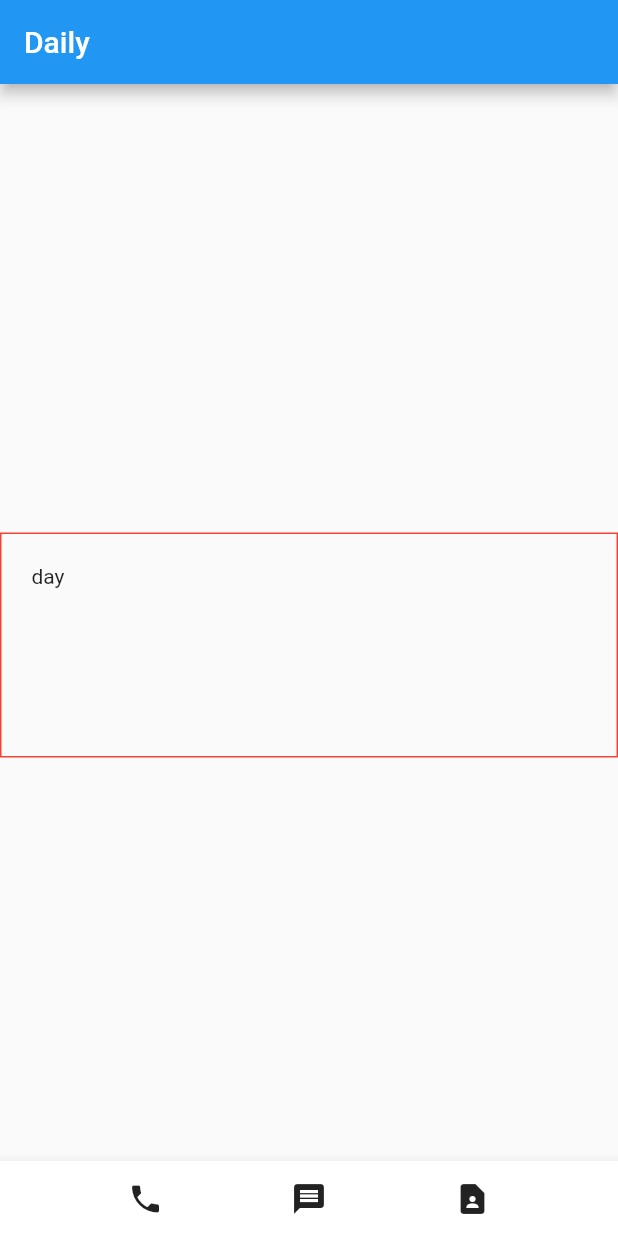
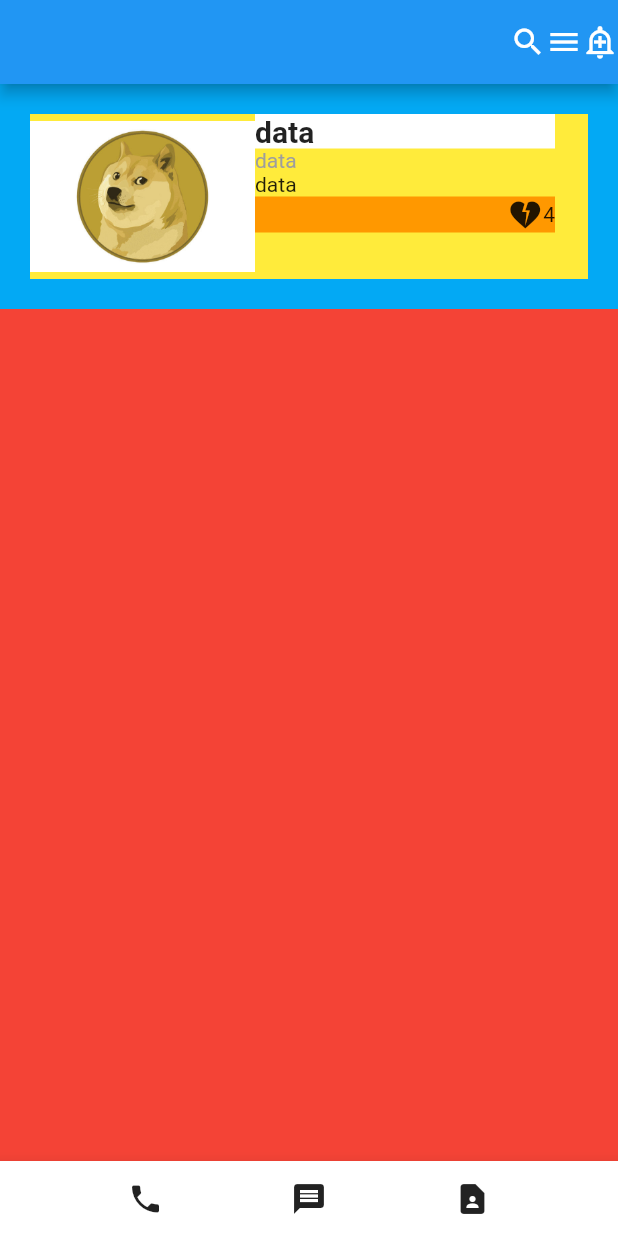
Before and after one commit to pensieve92/flutter.basic, a Flutter app: the screen it shows after launch, on a phone screen of 412 x 824 dp. Run offline on Flutter 3.47's test engine with Material 2 defaults, Android fonts, the phone set to English and light mode, and no system bars.

```diff
--- a/lib/main.dart
+++ b/lib/main.dart
@@ -10,31 +10,88 @@ class MyApp extends StatelessWidget {
   @override
   Widget build(BuildContext context) {
     return MaterialApp(
-      // home:Text('안녕')
-      // home:Icon(Icons.star)
-      // home:Image.asset('assets/dogi.jpg')
-      // home: Center(
-      //   child: Container( width: 50, height: 10, color: Colors.greenAccent),
-      // )
         home: Scaffold(
       appBar: AppBar(
-          title: Text('Daily'),
+        // leading: DropdownButton(
+        //   value: _seletected,
+        //   items: ['test', 'test1'],
+        // ),
+        actions: [
+          Icon(Icons.search),
+          Icon(Icons.menu),
+          Icon(Icons.add_alert_outlined)
+        ],
       ),
-        body: Align(
+      body: Container(
+        color: Colors.red,
+        alignment: Alignment.topCenter,
+        child: Container(
+            color: Colors.lightBlue,
+            padding: EdgeInsets.all(20),
+            child: Container(
+              color: Colors.yellow,
+              height: 110,
+              alignment: Alignment.topLeft,
+              child: Row(
+                children: [
+                  Column(
+                    mainAxisAlignment: MainAxisAlignment.center,
+                    crossAxisAlignment: CrossAxisAlignment.center,
+                    children: [
+                      Image.asset(
+                        "assets/dogi.jpg",
+                        width: 150,
+                        // alignment: Alignment.topCenter,
+                      )
+                    ],
+                  ),
+                  Column(
+                      // mainAxisAlignment: MainAxisAlignment.spaceBetween,
+                      children: [
+                    Container(
+                      width: 200,
 alignment: Alignment.centerLeft,
-          child: Container(
-            width: double.infinity, height: 150,
-            // margin: EdgeInsets.all(20),
-            margin: EdgeInsets.fromLTRB(0, 30, 0, 0),
-            decoration: BoxDecoration(
-              border: Border.all(color: Colors.red)
-            ),
-            padding: EdgeInsets.all(20),
-
-            child: Text('day'),
+                      color: Colors.white,
+                      child: Row(
+                        mainAxisAlignment: MainAxisAlignment.start,
+                        children: [
+                          // TODO overflow 내려오게 하기
+                          Text('data', style: TextStyle(fontWeight: FontWeight.w700, fontSize: 20)),
+                        ],
                       ),
                     ),
-
+                    Container(
+                      width: 200,
+                      alignment: Alignment.centerLeft,
+                      child: Row(
+                          mainAxisAlignment: MainAxisAlignment.start,
+                        children: [
+                          Text('data', style: TextStyle(color: Colors.grey),),
+                        ],
+                      ),
+                    ),
+                    Container(
+                        width: 200,
+                      alignment: Alignment.centerLeft,
+                        child: Row(
+                          mainAxisAlignment: MainAxisAlignment.start,
+                          children: [
+                            Text('data'),
+                          ],
+                        )),
+                    Container(
+                      color: Colors.orange,
+                      width: 200,
+                      alignment: Alignment.centerRight,
+                      child: Row(
+                        mainAxisSize: MainAxisSize.max,
+                        mainAxisAlignment: MainAxisAlignment.end,
+                        children : [Column(children: [Icon(Icons.heart_broken), ],), Column(children: [Text('4')],)]),)
+                  ])
+                ],
+              ),
+            )),
+      ),
       bottomNavigationBar: BottomAppBar(
           child: SizedBox(
         height: 50,
@@ -46,10 +103,7 @@ class MyApp extends StatelessWidget {
             Icon(Icons.contact_page)
           ],
         ),
-          )
-
-        ),
-      )
-    );
+      )),
+    ));
   }
 }
```
Lines whose indentation alone changed are shown as unchanged.
